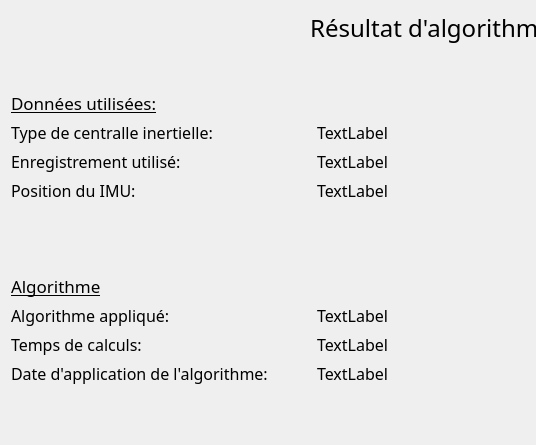
The window that applicationOpenimu/app/widgets/StepCounterResults.ui (introlab/OpenIMU) describes before a commit, drawn with Qt 5; both pictures show x 0 to 536 and y 0 to 445 of the 862 by 634 pixel window.
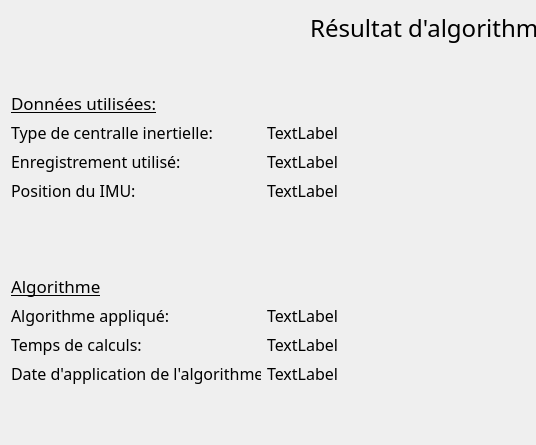
The same window after the commit. Icons and pictures are not drawn.

```diff
--- a/applicationOpenimu/app/widgets/StepCounterResults.ui
+++ b/applicationOpenimu/app/widgets/StepCounterResults.ui
@@ -85,7 +85,7 @@
         <widget class="QLabel" name="label_2">
          <property name="maximumSize">
           <size>
-           <width>300</width>
+           <width>250</width>
            <height>30</height>
           </size>
          </property>
@@ -123,7 +123,7 @@
       <widget class="QLabel" name="label_4">
        <property name="maximumSize">
         <size>
-         <width>300</width>
+         <width>250</width>
          <height>30</height>
         </size>
        </property>
@@ -159,7 +159,7 @@
       <widget class="QLabel" name="label_5">
        <property name="maximumSize">
         <size>
-         <width>300</width>
+         <width>250</width>
          <height>30</height>
         </size>
        </property>
@@ -226,7 +226,7 @@
       <widget class="QLabel" name="label_10">
        <property name="maximumSize">
         <size>
-         <width>300</width>
+         <width>250</width>
          <height>16777215</height>
         </size>
        </property>
@@ -256,7 +256,7 @@
       <widget class="QLabel" name="label_7">
        <property name="maximumSize">
         <size>
-         <width>300</width>
+         <width>250</width>
          <height>30</height>
         </size>
        </property>
@@ -292,7 +292,7 @@
       <widget class="QLabel" name="label_3">
        <property name="maximumSize">
         <size>
-         <width>300</width>
+         <width>250</width>
          <height>30</height>
         </size>
        </property>
```
